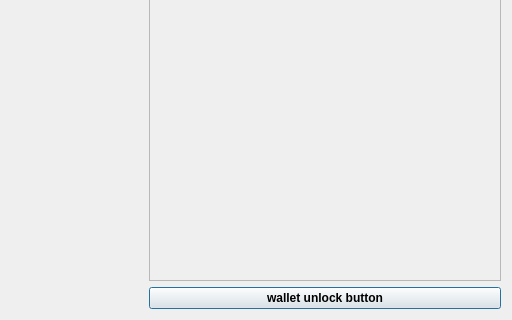
First picture: the form in src/qt/forms/overviewpage.ui, repository ocminer/fibre, before the edit; both pictures show x 220 to 732 and y 202 to 522 of the 732 by 522 pixel window.
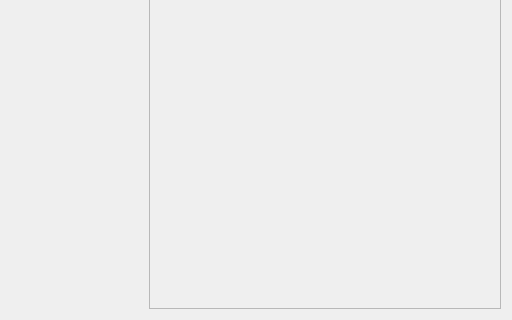
Second picture: the form after the edit. Icons and pictures are not drawn.

What changed in the file:
```diff
--- a/src/qt/forms/overviewpage.ui
+++ b/src/qt/forms/overviewpage.ui
@@ -789,46 +789,6 @@
        </layout>
       </widget>
      </item>
-     <item>
-      <widget class="QPushButton" name="unlockWalletButton">
-       <property name="sizePolicy">
-        <sizepolicy hsizetype="Minimum" vsizetype="Fixed">
-         <horstretch>0</horstretch>
-         <verstretch>0</verstretch>
-        </sizepolicy>
-       </property>
-       <property name="maximumSize">
-        <size>
-         <width>16777214</width>
-         <height>16777214</height>
-        </size>
-       </property>
-       <property name="font">
-        <font>
-         <weight>75</weight>
-         <bold>true</bold>
-        </font>
-       </property>
-       <property name="toolTip">
-        <string/>
-       </property>
-       <property name="text">
-        <string>wallet unlock button</string>
-       </property>
-       <property name="checkable">
-        <bool>false</bool>
-       </property>
-       <property name="autoDefault">
-        <bool>false</bool>
-       </property>
-       <property name="default">
-        <bool>true</bool>
-       </property>
-       <property name="flat">
-        <bool>false</bool>
-       </property>
-      </widget>
-     </item>
     </layout>
    </item>
   </layout>
```
